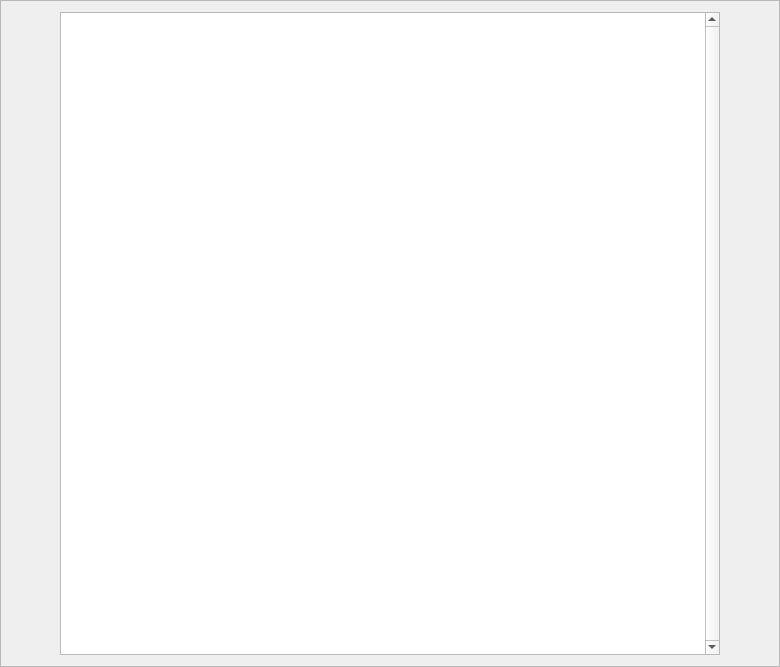
First picture: the form in ui/hexview.ui, repository mandiant/flare-wmi, before the edit.
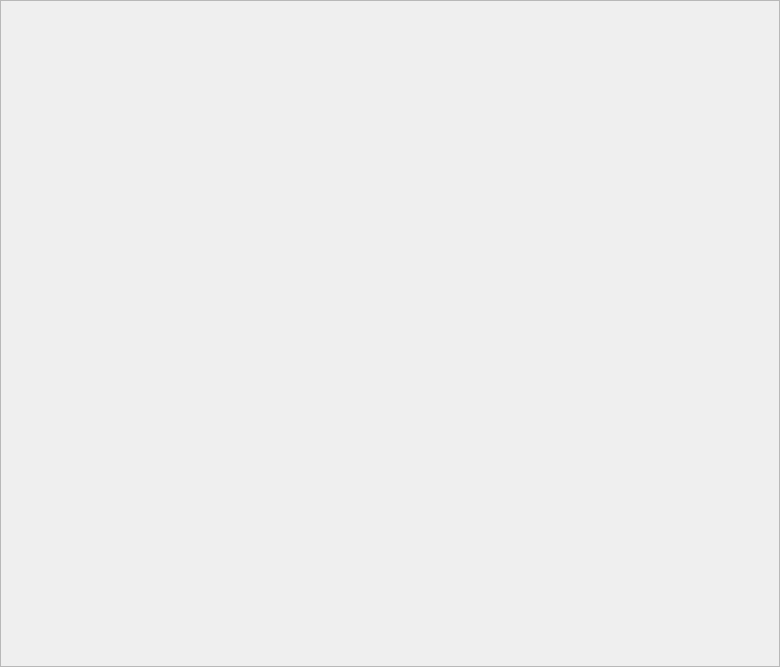
Second picture: the form after the edit.

Commit message: hexview: fix selection behavior

```diff
--- a/ui/hexview.ui
+++ b/ui/hexview.ui
@@ -25,45 +25,7 @@
   <property name="frameShadow">
    <enum>QFrame::Raised</enum>
   </property>
-  <layout class="QHBoxLayout" name="horizontalLayout">
-   <item>
-    <widget class="QTableView" name="view">
-     <property name="sizePolicy">
-      <sizepolicy hsizetype="Fixed" vsizetype="Expanding">
-       <horstretch>0</horstretch>
-       <verstretch>0</verstretch>
-      </sizepolicy>
-     </property>
-     <property name="minimumSize">
-      <size>
-       <width>660</width>
-       <height>0</height>
-      </size>
-     </property>
-     <property name="verticalScrollBarPolicy">
-      <enum>Qt::ScrollBarAlwaysOn</enum>
-     </property>
-     <property name="horizontalScrollBarPolicy">
-      <enum>Qt::ScrollBarAlwaysOff</enum>
-     </property>
-     <property name="showGrid">
-      <bool>false</bool>
-     </property>
-     <property name="wordWrap">
-      <bool>false</bool>
-     </property>
-     <attribute name="horizontalHeaderDefaultSectionSize">
-      <number>25</number>
-     </attribute>
-     <attribute name="horizontalHeaderMinimumSectionSize">
-      <number>25</number>
-     </attribute>
-     <attribute name="verticalHeaderDefaultSectionSize">
-      <number>21</number>
-     </attribute>
-    </widget>
-   </item>
-  </layout>
+  <layout class="QHBoxLayout" name="horizontalLayout"/>
  </widget>
  <resources/>
  <connections/>
```
The commit also changes 1 other file.
